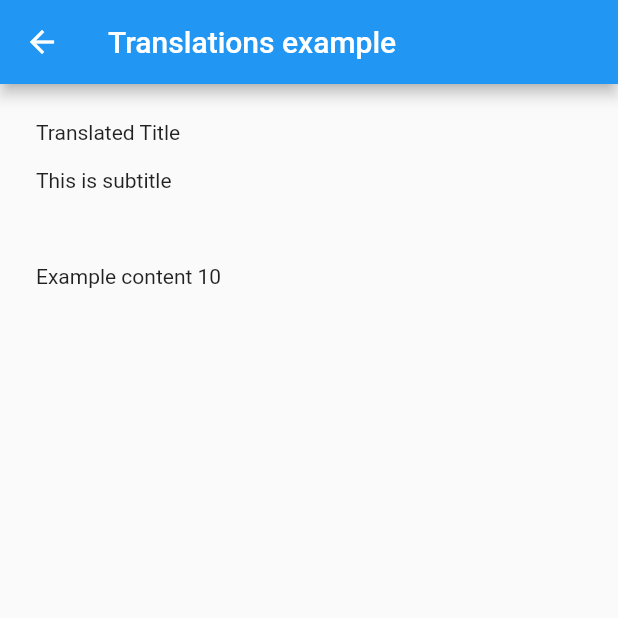
After one commit to Dropsource/monarch_samples, a Flutter app: the TranslationDelegateExampleScreen screen opened directly, on a phone screen of 412 x 824 dp, the top half of it. The commit adds this screen. Run offline on Flutter 3.47's test engine with Material 2 defaults, Android fonts, the phone set to English and light mode, and no system bars; our stand-ins replace bloc, equatable, flutter_bloc; missing offline and left inert: monarch_annotations, pedantic.

Commit message:
internationalization added

```diff
--- /dev/null
+++ b/lib/internationalization/trasnlation_delegate/translation_delegate_screen.dart
@@ -0,0 +1,46 @@
+import 'package:flutter/cupertino.dart';
+import 'package:flutter/material.dart';
+import 'package:monarch_samples/provider/read_from_provider_screen.dart';
+
+import '../../localization.dart';
+import '../../platform_utils.dart';
+
+class TranslationDelegateExampleScreen extends StatelessWidget {
+  static String tag = 'translation-delegate-example-screen';
+
+  static Route route(BuildContext context) => platformRoute(
+        context,
+        builder: (_) => ReadFromProviderScreen(),
+        settings: RouteSettings(name: tag),
+      );
+
+  @override
+  Widget build(BuildContext context) {
+    final translations = Translations.of(context);
+    return Scaffold(
+        appBar: AppBar(
+          title: Text(translations.text('translations_example.title')),
+        ),
+        body: Container(
+          padding: EdgeInsets.all(16),
+          child: Column(
+            mainAxisSize: MainAxisSize.min,
+            crossAxisAlignment: CrossAxisAlignment.start,
+            children: [
+              Text(translations.text('translations_example.headline')),
+              Text(translations.text('translations_example.subheader')),
+              SizedBox(
+                height: 16,
+              ),
+              Text(translations.textWithArgs(
+                  'translations_example.content', [10.toString()])),
+            ]
+                .map((widget) => Padding(
+                      padding: EdgeInsets.all(8),
+                      child: widget,
+                    ))
+                .toList(),
+          ),
+        ));
+  }
+}
--- /dev/null
+++ b/lib/localization.dart
@@ -0,0 +1,124 @@
+import 'dart:convert';
+import 'dart:ui';
+
+import 'package:flutter/services.dart';
+import 'package:flutter/widgets.dart'
+    show BuildContext, Locale, Localizations, LocalizationsDelegate;
+import 'package:monarch_annotations/monarch_annotations.dart';
+
+final Locale _english = Locale('en', 'US');
+final Locale _spanish = Locale('es', 'ES');
+
+@MonarchLocalizations([MonarchLocale('en', 'US'), MonarchLocale('es', 'ES')])
+final TranslationsDelegate localizationDelegate = TranslationsDelegate(
+  FileTranslationsBundleLoader('locale'),
+  supportedLocales: [_english, _spanish],
+  defaultLocale: _english,
+);
+
+class FileTranslationsBundleLoader extends TranslationsBundleLoader {
+  final String path;
+  final AssetBundle bundle; // Defaults to rootBundle if none provided
+  FileTranslationsBundleLoader(this.path, {this.bundle}) : super();
+
+  @override
+  Future<Map<String, dynamic>> loadTranslationsDictionary(Locale locale) async {
+    // var bundle = DefaultAssetBundle.of(context);
+    String jsonContent = await (bundle ?? rootBundle)
+        .loadString('$path/i18n_${locale.languageCode}.json');
+    return json.decode(jsonContent);
+  }
+}
+
+abstract class TranslationsBundleLoader {
+  TranslationsBundleLoader();
+
+  Future<Map<String, dynamic>> loadTranslationsDictionary(Locale locale);
+}
+
+class TranslationsDelegate extends LocalizationsDelegate<Translations> {
+  final TranslationsBundleLoader bundleLoader;
+  final Locale defaultLocale;
+  final List<Locale> supportedLocales;
+
+  const TranslationsDelegate(
+    this.bundleLoader, {
+    this.supportedLocales = const [Locale('en', 'US')],
+    this.defaultLocale,
+  });
+
+  List<String> get supportedLanguages =>
+      supportedLocales.map((l) => l.languageCode).toList();
+
+  @override
+  bool isSupported(Locale locale) =>
+      supportedLanguages.contains(locale.languageCode);
+
+  @override
+  Future<Translations> load(Locale locale) =>
+      Translations.load(locale, bundleLoader);
+
+  @override
+  bool shouldReload(TranslationsDelegate old) => false;
+}
+
+class Translations {
+  Locale locale;
+
+  static Map<String, dynamic> _localizedValues = <String, dynamic>{};
+
+  static Translations of(BuildContext context) {
+    return Localizations.of<Translations>(context, Translations);
+  }
+
+  Translations(this.locale);
+
+  /// Used to translate a [key] in the current dictionary.
+  String text(String key) {
+    return _localizedValues[key] ?? '_$key';
+  }
+
+  /// Returns the text in the correct grammatical number.
+  /// This method uses textWithArgs so remember to add arguments in the [singular] and [plural] params.
+  String textWithCardinality(int length, String singular, String plural) {
+    return textWithArgs(
+      length == 1 ? singular : plural,
+      [length.toString()],
+    );
+  }
+
+  static Future<Translations> load(
+    Locale locale,
+    TranslationsBundleLoader loader,
+  ) async {
+    Translations translations = Translations(locale);
+    _localizedValues = await loader.loadTranslationsDictionary(locale);
+    return translations;
+  }
+
+  String get currentLanguage => locale.languageCode;
+
+  /// Used to translate a [key] but also to interpolate some arguments in the translation.
+  ///
+  /// Translation will have a set of markets identified by '$$s' which will then be replaced by the arguments.
+  /// i.e.
+  /// 'Welcome $$s, I see you are feeling $$s' with [textWithArgs('welcome', ['David', 'sad')]
+  /// would return 'Welcome David, I see you are feeling sad'
+  ///
+  /// Please note that the arguments will NOT be localized and will replace the markers as they are passed.
+  String textWithArgs(String key, List<String> args) {
+    String text = _localizedValues[key];
+    if (text == null) {
+      return '_$key';
+    }
+    var marker = '\$\$s';
+    int markerIndex = 0;
+    for (var arg in args) {
+      markerIndex = text.indexOf(marker);
+      if (markerIndex != -1) {
+        text = text.replaceFirst(marker, arg ?? '', markerIndex);
+      }
+    }
+    return text;
+  }
+}
--- /dev/null
+++ b/locale/i18n_en.json
@@ -0,0 +1,6 @@
+{
+  "translations_example.title": "Translations example",
+  "translations_example.headline": "Translated Title",
+  "translations_example.subheader": "This is subtitle",
+  "translations_example.content": "Example content $$s"
+}
--- /dev/null
+++ b/locale/i18n_es.json
@@ -0,0 +1,6 @@
+{
+  "translations_example.title": "Ejemplo de traducción",
+  "translations_example.headline": "Título traducido",
+  "translations_example.subheader": "Esto es subtítulo",
+  "translations_example.content": "Contenido de ejemplo $$s"
+}
--- a/pubspec.yaml
+++ b/pubspec.yaml
@@ -23,6 +23,8 @@ environment:
 dependencies:
   flutter:
     sdk: flutter
+  flutter_localizations:
+    sdk: flutter
   provider: ^4.3.3
   flutter_bloc: ^6.1.3
   bloc: ^6.1.3
@@ -44,7 +46,9 @@ dev_dependencies:
 
 # The following section is specific to Flutter.
 flutter:
-
+  assets:
+    - locale/i18n_en.json
+    - locale/i18n_es.json
   # The following line ensures that the Material Icons font is
   # included with your application, so that you can use the icons in
   # the material Icons class.
```
Also changed, not shown: lib/internationalization/internationalization_list_screen.dart (added, +37 -0 lines), lib/main.dart (+8 -0 lines), stories/internationalization_stories.dart (added, +4 -0 lines), pubspec.lock, 58 other files.
